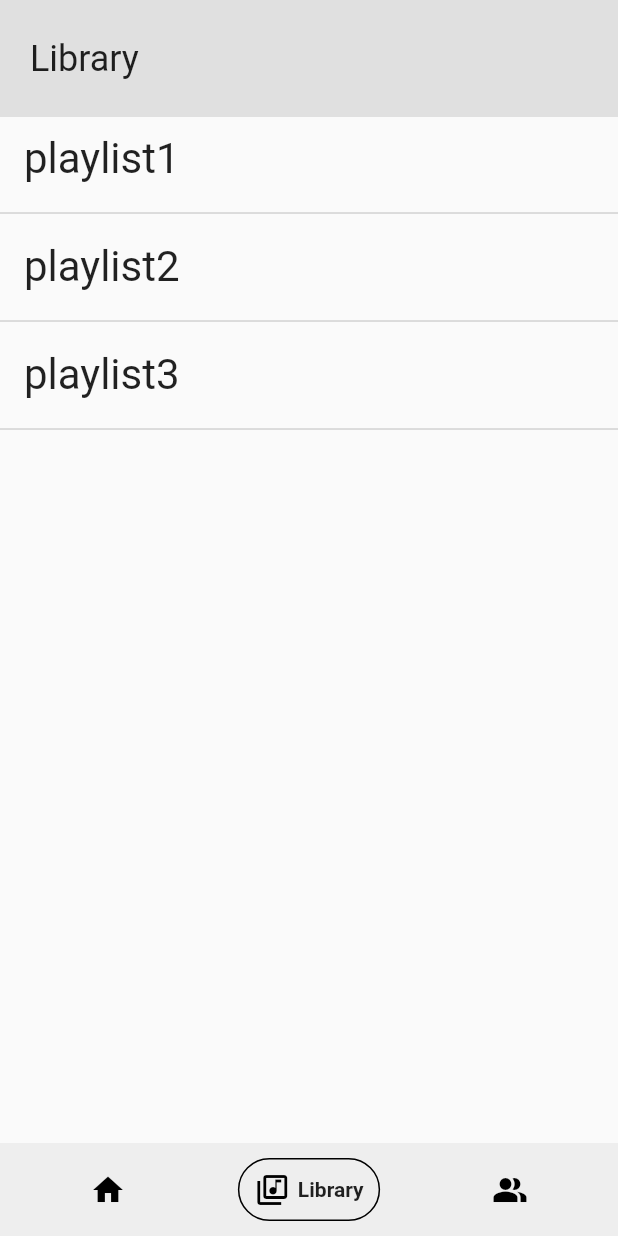
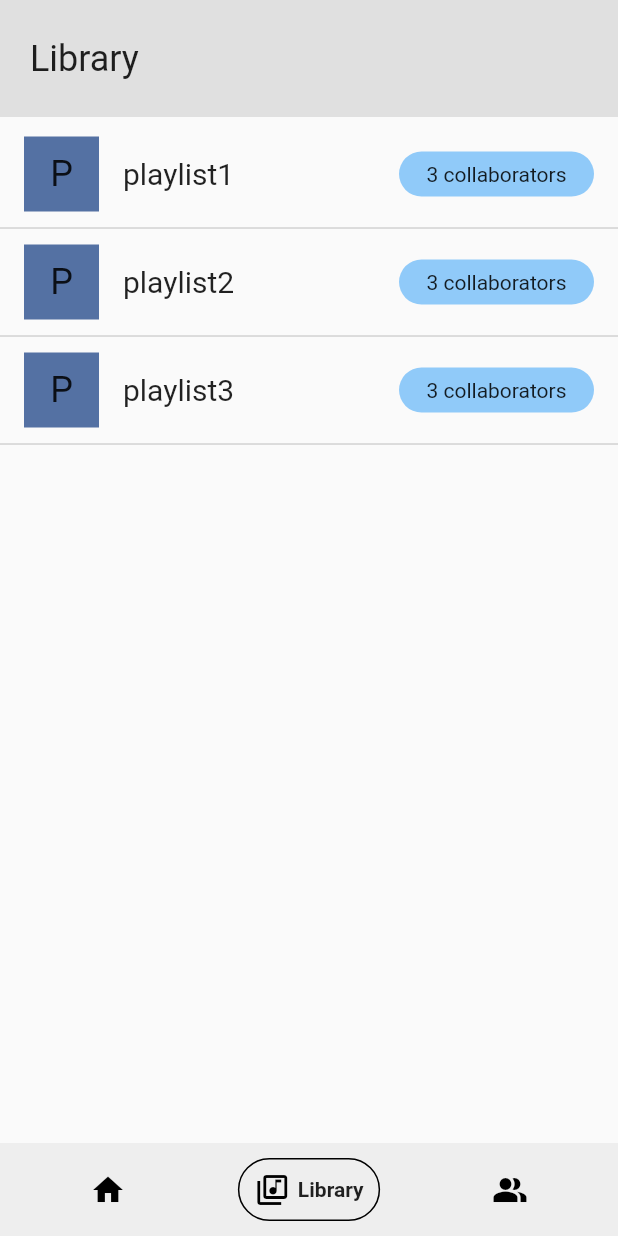
Before and after one commit to jackrdye/Appdev-music, a Flutter app: the screen it shows once a user with an empty profile is signed in, item 2 of the bottom bar chosen, on a phone screen of 412 x 824 dp. Run offline on Flutter 3.47's test engine with Material 2 defaults, Android fonts, the phone set to English and light mode, and no system bars; drawn by our look-alikes of google_nav_bar; our stand-ins replace cloud_firestore, firebase_auth, firebase_core, google_fonts; accounts and stored records are empty.

Commit message:
ui update for playlists

```diff
--- a/lib/widgets/playlists/playlistList.dart
+++ b/lib/widgets/playlists/playlistList.dart
@@ -13,6 +13,7 @@ class PlaylistList extends StatelessWidget {
   Widget build(BuildContext context) {
     return Container(
       child: ListView.builder(
+        padding: EdgeInsets.symmetric(horizontal: 0, vertical: 10),
         itemCount: playlists.length,
         itemBuilder: ((context, index) {
           return PlaylistListItem(playlist: playlists[index]);
--- a/lib/widgets/playlists/playlistListItem.dart
+++ b/lib/widgets/playlists/playlistListItem.dart
@@ -4,6 +4,7 @@ import 'package:flutter/src/widgets/container.dart';
 import 'package:flutter/src/widgets/framework.dart';
 import 'package:music_app/models.dart';
 import 'package:music_app/widgets/playlists/displayPlaylistContent.dart';
+import 'dart:math' as math;
 
 class PlaylistListItem extends StatelessWidget {
   Playlist playlist;
@@ -23,6 +24,18 @@ class PlaylistListItem extends StatelessWidget {
           },
 
           child: ListTile(
+            leading: Container(
+              height: 50,
+              width: 50,
+              decoration: BoxDecoration(
+                color: Color((math.Random().nextDouble() * 0xFFFFFF).toInt()).withOpacity(0.75),
+              ),
+              child: Center(
+                  child: Text(
+                      playlist.name[0].toUpperCase(),
+                      style: TextStyle(fontSize: 24)),
+              ),
+            ),
             // leading: const Icon(Icons.list),
             // shape: RoundedRectangleBorder(
             //   side: BorderSide(width: 2, color: Colors.black38),
@@ -35,7 +48,20 @@ class PlaylistListItem extends StatelessWidget {
             //   }),
             //   child: Icon(Icons.play_circle)
             // ),
-            title: Text(playlist.name, style: TextStyle(fontSize: 28),)
+            title: Text(playlist.name, style: TextStyle(fontSize: 20),),
+            trailing: Container(
+              height: 30,
+              width: 130,
+              decoration: BoxDecoration(
+                color: Colors.blue.shade200,
+                borderRadius: BorderRadius.circular(20)
+              ),
+              child: Center(
+                child: Text(
+                    '3 collaborators',
+                    style: TextStyle(fontSize: 14)),
+              ),
+            ),
           ),
         ),
         Divider(color: Colors.grey[400],)
--- a/pubspec.yaml
+++ b/pubspec.yaml
@@ -44,6 +44,7 @@ dependencies:
   google_fonts:
   google_nav_bar: ^5.0.6
   http:
+  url_launcher:
 
 dev_dependencies:
   flutter_test:
```
Also changed, not shown: lib/widgets/playlists/displayPlaylistContent.dart (+21 -3 lines), pubspec.lock, 7 other files.
